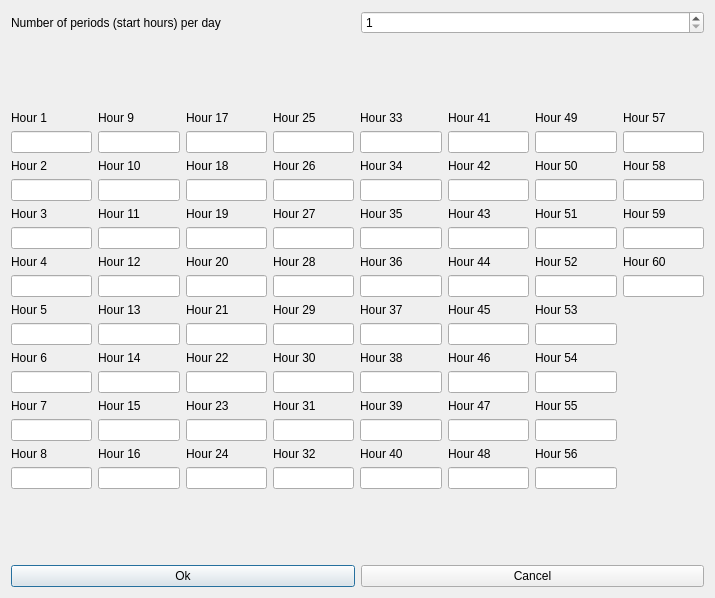
This is src/interface/hoursform_template.ui in rodolforg/fet as Qt 5 draws it before an edit. The edited form follows.
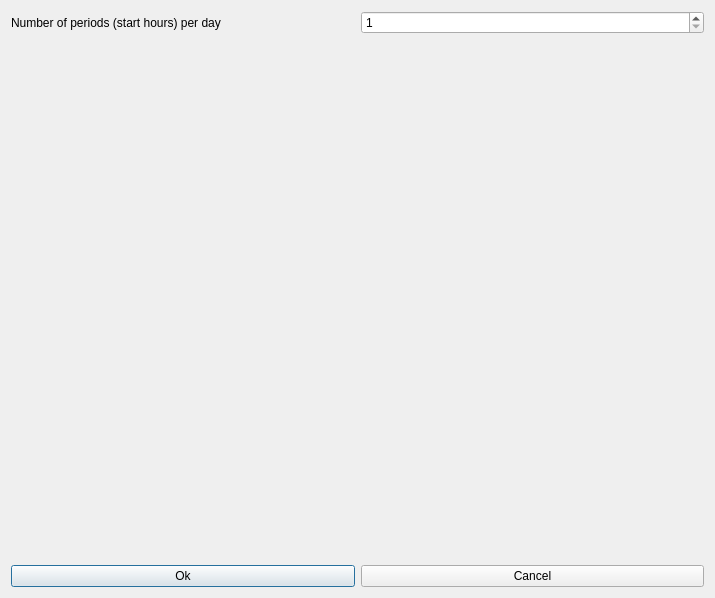
This is the edited form.

Commit message: Autocreation of date/time name fields on Days per Week and Hours per Day forms

```diff
--- a/src/interface/hoursform_template.ui
+++ b/src/interface/hoursform_template.ui
@@ -55,788 +55,7 @@
     </spacer>
    </item>
    <item row="2" column="0">
-    <layout class="QGridLayout">
-     <item row="1" column="0">
-      <widget class="QLineEdit" name="hour1LineEdit"/>
-     </item>
-     <item row="0" column="0">
-      <widget class="QLabel" name="hour1TextLabel">
-       <property name="text">
-        <string>Hour 1</string>
-       </property>
-       <property name="wordWrap">
-        <bool>false</bool>
-       </property>
-      </widget>
-     </item>
-     <item row="3" column="0">
-      <widget class="QLineEdit" name="hour2LineEdit"/>
-     </item>
-     <item row="2" column="0">
-      <widget class="QLabel" name="hour2TextLabel">
-       <property name="text">
-        <string>Hour 2</string>
-       </property>
-       <property name="wordWrap">
-        <bool>false</bool>
-       </property>
-      </widget>
-     </item>
-     <item row="5" column="0">
-      <widget class="QLineEdit" name="hour3LineEdit"/>
-     </item>
-     <item row="4" column="0">
-      <widget class="QLabel" name="hour3TextLabel">
-       <property name="text">
-        <string>Hour 3</string>
-       </property>
-       <property name="wordWrap">
-        <bool>false</bool>
-       </property>
-      </widget>
-     </item>
-     <item row="6" column="0">
-      <widget class="QLabel" name="hour4TextLabel">
-       <property name="text">
-        <string>Hour 4</string>
-       </property>
-       <property name="wordWrap">
-        <bool>false</bool>
-       </property>
-      </widget>
-     </item>
-     <item row="7" column="0">
-      <widget class="QLineEdit" name="hour4LineEdit"/>
-     </item>
-     <item row="9" column="0">
-      <widget class="QLineEdit" name="hour5LineEdit"/>
-     </item>
-     <item row="8" column="0">
-      <widget class="QLabel" name="hour5TextLabel">
-       <property name="text">
-        <string>Hour 5</string>
-       </property>
-       <property name="wordWrap">
-        <bool>false</bool>
-       </property>
-      </widget>
-     </item>
-     <item row="10" column="0">
-      <widget class="QLabel" name="hour6TextLabel">
-       <property name="text">
-        <string>Hour 6</string>
-       </property>
-       <property name="wordWrap">
-        <bool>false</bool>
-       </property>
-      </widget>
-     </item>
-     <item row="11" column="0">
-      <widget class="QLineEdit" name="hour6LineEdit"/>
-     </item>
-     <item row="12" column="0">
-      <widget class="QLabel" name="hour7TextLabel">
-       <property name="text">
-        <string>Hour 7</string>
-       </property>
-       <property name="wordWrap">
-        <bool>false</bool>
-       </property>
-      </widget>
-     </item>
-     <item row="13" column="0">
-      <widget class="QLineEdit" name="hour7LineEdit"/>
-     </item>
-     <item row="15" column="0">
-      <widget class="QLineEdit" name="hour8LineEdit"/>
-     </item>
-     <item row="14" column="0">
-      <widget class="QLabel" name="hour8TextLabel">
-       <property name="text">
-        <string>Hour 8</string>
-       </property>
-       <property name="wordWrap">
-        <bool>false</bool>
-       </property>
-      </widget>
-     </item>
-     <item row="1" column="1">
-      <widget class="QLineEdit" name="hour9LineEdit"/>
-     </item>
-     <item row="0" column="1">
-      <widget class="QLabel" name="hour9TextLabel">
-       <property name="text">
-        <string>Hour 9</string>
-       </property>
-       <property name="wordWrap">
-        <bool>false</bool>
-       </property>
-      </widget>
-     </item>
-     <item row="3" column="1">
-      <widget class="QLineEdit" name="hour10LineEdit"/>
-     </item>
-     <item row="2" column="1">
-      <widget class="QLabel" name="hour10TextLabel">
-       <property name="text">
-        <string>Hour 10</string>
-       </property>
-       <property name="wordWrap">
-        <bool>false</bool>
-       </property>
-      </widget>
-     </item>
-     <item row="5" column="1">
-      <widget class="QLineEdit" name="hour11LineEdit"/>
-     </item>
-     <item row="4" column="1">
-      <widget class="QLabel" name="hour11TextLabel">
-       <property name="text">
-        <string>Hour 11</string>
-       </property>
-       <property name="wordWrap">
-        <bool>false</bool>
-       </property>
-      </widget>
-     </item>
-     <item row="7" column="1">
-      <widget class="QLineEdit" name="hour12LineEdit"/>
-     </item>
-     <item row="6" column="1">
-      <widget class="QLabel" name="hour12TextLabel">
-       <property name="text">
-        <string>Hour 12</string>
-       </property>
-       <property name="wordWrap">
-        <bool>false</bool>
-       </property>
-      </widget>
-     </item>
-     <item row="8" column="1">
-      <widget class="QLabel" name="hour13TextLabel">
-       <property name="text">
-        <string>Hour 13</string>
-       </property>
-       <property name="wordWrap">
-        <bool>false</bool>
-       </property>
-      </widget>
-     </item>
-     <item row="9" column="1">
-      <widget class="QLineEdit" name="hour13LineEdit"/>
-     </item>
-     <item row="11" column="1">
-      <widget class="QLineEdit" name="hour14LineEdit"/>
-     </item>
-     <item row="10" column="1">
-      <widget class="QLabel" name="hour14TextLabel">
-       <property name="text">
-        <string>Hour 14</string>
-       </property>
-       <property name="wordWrap">
-        <bool>false</bool>
-       </property>
-      </widget>
-     </item>
-     <item row="12" column="1">
-      <widget class="QLabel" name="hour15TextLabel">
-       <property name="text">
-        <string>Hour 15</string>
-       </property>
-       <property name="wordWrap">
-        <bool>false</bool>
-       </property>
-      </widget>
-     </item>
-     <item row="13" column="1">
-      <widget class="QLineEdit" name="hour15LineEdit"/>
-     </item>
-     <item row="15" column="1">
-      <widget class="QLineEdit" name="hour16LineEdit"/>
-     </item>
-     <item row="14" column="1">
-      <widget class="QLabel" name="hour16TextLabel">
-       <property name="text">
-        <string>Hour 16</string>
-       </property>
-       <property name="wordWrap">
-        <bool>false</bool>
-       </property>
-      </widget>
-     </item>
-     <item row="0" column="2">
-      <widget class="QLabel" name="hour17TextLabel">
-       <property name="text">
-        <string>Hour 17</string>
-       </property>
-       <property name="wordWrap">
-        <bool>false</bool>
-       </property>
-      </widget>
-     </item>
-     <item row="1" column="2">
-      <widget class="QLineEdit" name="hour17LineEdit"/>
-     </item>
-     <item row="2" column="2">
-      <widget class="QLabel" name="hour18TextLabel">
-       <property name="text">
-        <string>Hour 18</string>
-       </property>
-       <property name="wordWrap">
-        <bool>false</bool>
-       </property>
-      </widget>
-     </item>
-     <item row="3" column="2">
-      <widget class="QLineEdit" name="hour18LineEdit"/>
-     </item>
-     <item row="4" column="2">
-      <widget class="QLabel" name="hour19TextLabel">
-       <property name="text">
-        <string>Hour 19</string>
-       </property>
-       <property name="wordWrap">
-        <bool>false</bool>
-       </property>
-      </widget>
-     </item>
-     <item row="5" column="2">
-      <widget class="QLineEdit" name="hour19LineEdit"/>
-     </item>
-     <item row="6" column="2">
-      <widget class="QLabel" name="hour20TextLabel">
-       <property name="text">
-        <string>Hour 20</string>
-       </property>
-       <property name="wordWrap">
-        <bool>false</bool>
-       </property>
-      </widget>
-     </item>
-     <item row="7" column="2">
-      <widget class="QLineEdit" name="hour20LineEdit"/>
-     </item>
-     <item row="9" column="2">
-      <widget class="QLineEdit" name="hour21LineEdit"/>
-     </item>
-     <item row="8" column="2">
-      <widget class="QLabel" name="hour21TextLabel">
-       <property name="text">
-        <string>Hour 21</string>
-       </property>
-       <property name="wordWrap">
-        <bool>false</bool>
-       </property>
-      </widget>
-     </item>
-     <item row="10" column="2">
-      <widget class="QLabel" name="hour22TextLabel">
-       <property name="text">
-        <string>Hour 22</string>
-       </property>
-       <property name="wordWrap">
-        <bool>false</bool>
-       </property>
-      </widget>
-     </item>
-     <item row="11" column="2">
-      <widget class="QLineEdit" name="hour22LineEdit"/>
-     </item>
-     <item row="12" column="2">
-      <widget class="QLabel" name="hour23TextLabel">
-       <property name="text">
-        <string>Hour 23</string>
-       </property>
-       <property name="wordWrap">
-        <bool>false</bool>
-       </property>
-      </widget>
-     </item>
-     <item row="13" column="2">
-      <widget class="QLineEdit" name="hour23LineEdit"/>
-     </item>
-     <item row="15" column="2">
-      <widget class="QLineEdit" name="hour24LineEdit"/>
-     </item>
-     <item row="14" column="2">
-      <widget class="QLabel" name="hour24TextLabel">
-       <property name="text">
-        <string>Hour 24</string>
-       </property>
-       <property name="wordWrap">
-        <bool>false</bool>
-       </property>
-      </widget>
-     </item>
-     <item row="1" column="3">
-      <widget class="QLineEdit" name="hour25LineEdit"/>
-     </item>
-     <item row="0" column="3">
-      <widget class="QLabel" name="hour25TextLabel">
-       <property name="text">
-        <string>Hour 25</string>
-       </property>
-       <property name="wordWrap">
-        <bool>false</bool>
-       </property>
-      </widget>
-     </item>
-     <item row="3" column="3">
-      <widget class="QLineEdit" name="hour26LineEdit"/>
-     </item>
-     <item row="2" column="3">
-      <widget class="QLabel" name="hour26TextLabel">
-       <property name="text">
-        <string>Hour 26</string>
-       </property>
-       <property name="wordWrap">
-        <bool>false</bool>
-       </property>
-      </widget>
-     </item>
-     <item row="5" column="3">
-      <widget class="QLineEdit" name="hour27LineEdit"/>
-     </item>
-     <item row="4" column="3">
-      <widget class="QLabel" name="hour27TextLabel">
-       <property name="text">
-        <string>Hour 27</string>
-       </property>
-       <property name="wordWrap">
-        <bool>false</bool>
-       </property>
-      </widget>
-     </item>
-     <item row="6" column="3">
-      <widget class="QLabel" name="hour28TextLabel">
-       <property name="text">
-        <string>Hour 28</string>
-       </property>
-       <property name="wordWrap">
-        <bool>false</bool>
-       </property>
-      </widget>
-     </item>
-     <item row="7" column="3">
-      <widget class="QLineEdit" name="hour28LineEdit"/>
-     </item>
-     <item row="8" column="3">
-      <widget class="QLabel" name="hour29TextLabel">
-       <property name="text">
-        <string>Hour 29</string>
-       </property>
-       <property name="wordWrap">
-        <bool>false</bool>
-       </property>
-      </widget>
-     </item>
-     <item row="9" column="3">
-      <widget class="QLineEdit" name="hour29LineEdit"/>
-     </item>
-     <item row="10" column="3">
-      <widget class="QLabel" name="hour30TextLabel">
-       <property name="text">
-        <string>Hour 30</string>
-       </property>
-       <property name="wordWrap">
-        <bool>false</bool>
-       </property>
-      </widget>
-     </item>
-     <item row="11" column="3">
-      <widget class="QLineEdit" name="hour30LineEdit"/>
-     </item>
-     <item row="13" column="3">
-      <widget class="QLineEdit" name="hour31LineEdit"/>
-     </item>
-     <item row="12" column="3">
-      <widget class="QLabel" name="hour31TextLabel">
-       <property name="text">
-        <string>Hour 31</string>
-       </property>
-       <property name="wordWrap">
-        <bool>false</bool>
-       </property>
-      </widget>
-     </item>
-     <item row="15" column="3">
-      <widget class="QLineEdit" name="hour32LineEdit"/>
-     </item>
-     <item row="14" column="3">
-      <widget class="QLabel" name="hour32TextLabel">
-       <property name="text">
-        <string>Hour 32</string>
-       </property>
-       <property name="wordWrap">
-        <bool>false</bool>
-       </property>
-      </widget>
-     </item>
-     <item row="1" column="4">
-      <widget class="QLineEdit" name="hour33LineEdit"/>
-     </item>
-     <item row="0" column="4">
-      <widget class="QLabel" name="hour33TextLabel">
-       <property name="text">
-        <string>Hour 33</string>
-       </property>
-       <property name="wordWrap">
-        <bool>false</bool>
-       </property>
-      </widget>
-     </item>
-     <item row="2" column="4">
-      <widget class="QLabel" name="hour34TextLabel">
-       <property name="text">
-        <string>Hour 34</string>
-       </property>
-       <property name="wordWrap">
-        <bool>false</bool>
-       </property>
-      </widget>
-     </item>
-     <item row="3" column="4">
-      <widget class="QLineEdit" name="hour34LineEdit"/>
-     </item>
-     <item row="5" column="4">
-      <widget class="QLineEdit" name="hour35LineEdit"/>
-     </item>
-     <item row="4" column="4">
-      <widget class="QLabel" name="hour35TextLabel">
-       <property name="text">
-        <string>Hour 35</string>
-       </property>
-       <property name="wordWrap">
-        <bool>false</bool>
-       </property>
-      </widget>
-     </item>
-     <item row="6" column="4">
-      <widget class="QLabel" name="hour36TextLabel">
-       <property name="text">
-        <string>Hour 36</string>
-       </property>
-       <property name="wordWrap">
-        <bool>false</bool>
-       </property>
-      </widget>
-     </item>
-     <item row="7" column="4">
-      <widget class="QLineEdit" name="hour36LineEdit"/>
-     </item>
-     <item row="8" column="4">
-      <widget class="QLabel" name="hour37TextLabel">
-       <property name="text">
-        <string>Hour 37</string>
-       </property>
-       <property name="wordWrap">
-        <bool>false</bool>
-       </property>
-      </widget>
-     </item>
-     <item row="9" column="4">
-      <widget class="QLineEdit" name="hour37LineEdit"/>
-     </item>
-     <item row="10" column="4">
-      <widget class="QLabel" name="hour38TextLabel">
-       <property name="text">
-        <string>Hour 38</string>
-       </property>
-       <property name="wordWrap">
-        <bool>false</bool>
-       </property>
-      </widget>
-     </item>
-     <item row="11" column="4">
-      <widget class="QLineEdit" name="hour38LineEdit"/>
-     </item>
-     <item row="12" column="4">
-      <widget class="QLabel" name="hour39TextLabel">
-       <property name="text">
-        <string>Hour 39</string>
-       </property>
-       <property name="wordWrap">
-        <bool>false</bool>
-       </property>
-      </widget>
-     </item>
-     <item row="13" column="4">
-      <widget class="QLineEdit" name="hour39LineEdit"/>
-     </item>
-     <item row="14" column="4">
-      <widget class="QLabel" name="hour40TextLabel">
-       <property name="text">
-        <string>Hour 40</string>
-       </property>
-       <property name="wordWrap">
-        <bool>false</bool>
-       </property>
-      </widget>
-     </item>
-     <item row="15" column="4">
-      <widget class="QLineEdit" name="hour40LineEdit"/>
-     </item>
-     <item row="0" column="5">
-      <widget class="QLabel" name="hour41TextLabel">
-       <property name="text">
-        <string>Hour 41</string>
-       </property>
-       <property name="wordWrap">
-        <bool>false</bool>
-       </property>
-      </widget>
-     </item>
-     <item row="1" column="5">
-      <widget class="QLineEdit" name="hour41LineEdit"/>
-     </item>
-     <item row="3" column="5">
-      <widget class="QLineEdit" name="hour42LineEdit"/>
-     </item>
-     <item row="2" column="5">
-      <widget class="QLabel" name="hour42TextLabel">
-       <property name="text">
-        <string>Hour 42</string>
-       </property>
-       <property name="wordWrap">
-        <bool>false</bool>
-       </property>
-      </widget>
-     </item>
-     <item row="5" column="5">
-      <widget class="QLineEdit" name="hour43LineEdit"/>
-     </item>
-     <item row="4" column="5">
-      <widget class="QLabel" name="hour43TextLabel">
-       <property name="text">
-        <string>Hour 43</string>
-       </property>
-       <property name="wordWrap">
-        <bool>false</bool>
-       </property>
-      </widget>
-     </item>
-     <item row="6" column="5">
-      <widget class="QLabel" name="hour44TextLabel">
-       <property name="text">
-        <string>Hour 44</string>
-       </property>
-       <property name="wordWrap">
-        <bool>false</bool>
-       </property>
-      </widget>
-     </item>
-     <item row="7" column="5">
-      <widget class="QLineEdit" name="hour44LineEdit"/>
-     </item>
-     <item row="8" column="5">
-      <widget class="QLabel" name="hour45TextLabel">
-       <property name="text">
-        <string>Hour 45</string>
-       </property>
-       <property name="wordWrap">
-        <bool>false</bool>
-       </property>
-      </widget>
-     </item>
-     <item row="9" column="5">
-      <widget class="QLineEdit" name="hour45LineEdit"/>
-     </item>
-     <item row="11" column="5">
-      <widget class="QLineEdit" name="hour46LineEdit"/>
-     </item>
-     <item row="10" column="5">
-      <widget class="QLabel" name="hour46TextLabel">
-       <property name="text">
-        <string>Hour 46</string>
-       </property>
-       <property name="wordWrap">
-        <bool>false</bool>
-       </property>
-      </widget>
-     </item>
-     <item row="12" column="5">
-      <widget class="QLabel" name="hour47TextLabel">
-       <property name="text">
-        <string>Hour 47</string>
-       </property>
-       <property name="wordWrap">
-        <bool>false</bool>
-       </property>
-      </widget>
-     </item>
-     <item row="13" column="5">
-      <widget class="QLineEdit" name="hour47LineEdit"/>
-     </item>
-     <item row="15" column="5">
-      <widget class="QLineEdit" name="hour48LineEdit"/>
-     </item>
-     <item row="14" column="5">
-      <widget class="QLabel" name="hour48TextLabel">
-       <property name="text">
-        <string>Hour 48</string>
-       </property>
-       <property name="wordWrap">
-        <bool>false</bool>
-       </property>
-      </widget>
-     </item>
-     <item row="0" column="6">
-      <widget class="QLabel" name="hour49TextLabel">
-       <property name="text">
-        <string>Hour 49</string>
-       </property>
-       <property name="wordWrap">
-        <bool>false</bool>
-       </property>
-      </widget>
-     </item>
-     <item row="1" column="6">
-      <widget class="QLineEdit" name="hour49LineEdit"/>
-     </item>
-     <item row="2" column="6">
-      <widget class="QLabel" name="hour50TextLabel">
-       <property name="text">
-        <string>Hour 50</string>
-       </property>
-       <property name="wordWrap">
-        <bool>false</bool>
-       </property>
-      </widget>
-     </item>
-     <item row="3" column="6">
-      <widget class="QLineEdit" name="hour50LineEdit"/>
-     </item>
-     <item row="4" column="6">
-      <widget class="QLabel" name="hour51TextLabel">
-       <property name="text">
-        <string>Hour 51</string>
-       </property>
-       <property name="wordWrap">
-        <bool>false</bool>
-       </property>
-      </widget>
-     </item>
-     <item row="5" column="6">
-      <widget class="QLineEdit" name="hour51LineEdit"/>
-     </item>
-     <item row="6" column="6">
-      <widget class="QLabel" name="hour52TextLabel">
-       <property name="text">
-        <string>Hour 52</string>
-       </property>
-       <property name="wordWrap">
-        <bool>false</bool>
-       </property>
-      </widget>
-     </item>
-     <item row="7" column="6">
-      <widget class="QLineEdit" name="hour52LineEdit"/>
-     </item>
-     <item row="8" column="6">
-      <widget class="QLabel" name="hour53TextLabel">
-       <property name="text">
-        <string>Hour 53</string>
-       </property>
-       <property name="wordWrap">
-        <bool>false</bool>
-       </property>
-      </widget>
-     </item>
-     <item row="9" column="6">
-      <widget class="QLineEdit" name="hour53LineEdit"/>
-     </item>
-     <item row="10" column="6">
-      <widget class="QLabel" name="hour54TextLabel">
-       <property name="text">
-        <string>Hour 54</string>
-       </property>
-       <property name="wordWrap">
-        <bool>false</bool>
-       </property>
-      </widget>
-     </item>
-     <item row="11" column="6">
-      <widget class="QLineEdit" name="hour54LineEdit"/>
-     </item>
-     <item row="13" column="6">
-      <widget class="QLineEdit" name="hour55LineEdit"/>
-     </item>
-     <item row="12" column="6">
-      <widget class="QLabel" name="hour55TextLabel">
-       <property name="text">
-        <string>Hour 55</string>
-       </property>
-       <property name="wordWrap">
-        <bool>false</bool>
-       </property>
-      </widget>
-     </item>
-     <item row="14" column="6">
-      <widget class="QLabel" name="hour56TextLabel">
-       <property name="text">
-        <string>Hour 56</string>
-       </property>
-       <property name="wordWrap">
-        <bool>false</bool>
-       </property>
-      </widget>
-     </item>
-     <item row="15" column="6">
-      <widget class="QLineEdit" name="hour56LineEdit"/>
-     </item>
-     <item row="0" column="7">
-      <widget class="QLabel" name="hour57TextLabel">
-       <property name="text">
-        <string>Hour 57</string>
-       </property>
-       <property name="wordWrap">
-        <bool>false</bool>
-       </property>
-      </widget>
-     </item>
-     <item row="1" column="7">
-      <widget class="QLineEdit" name="hour57LineEdit"/>
-     </item>
-     <item row="3" column="7">
-      <widget class="QLineEdit" name="hour58LineEdit"/>
-     </item>
-     <item row="2" column="7">
-      <widget class="QLabel" name="hour58TextLabel">
-       <property name="text">
-        <string>Hour 58</string>
-       </property>
-       <property name="wordWrap">
-        <bool>false</bool>
-       </property>
-      </widget>
-     </item>
-     <item row="5" column="7">
-      <widget class="QLineEdit" name="hour59LineEdit"/>
-     </item>
-     <item row="4" column="7">
-      <widget class="QLabel" name="hour59TextLabel">
-       <property name="text">
-        <string>Hour 59</string>
-       </property>
-       <property name="wordWrap">
-        <bool>false</bool>
-       </property>
-      </widget>
-     </item>
-     <item row="7" column="7">
-      <widget class="QLineEdit" name="hour60LineEdit"/>
-     </item>
-     <item row="6" column="7">
-      <widget class="QLabel" name="hour60TextLabel">
-       <property name="text">
-        <string>Hour 60</string>
-       </property>
-       <property name="wordWrap">
-        <bool>false</bool>
-       </property>
-      </widget>
-     </item>
-    </layout>
+    <layout class="QGridLayout" name="hourTable"/>
    </item>
    <item row="3" column="0">
     <spacer name="verticalSpacer_2">
```
The commit also changes 38 other files.
